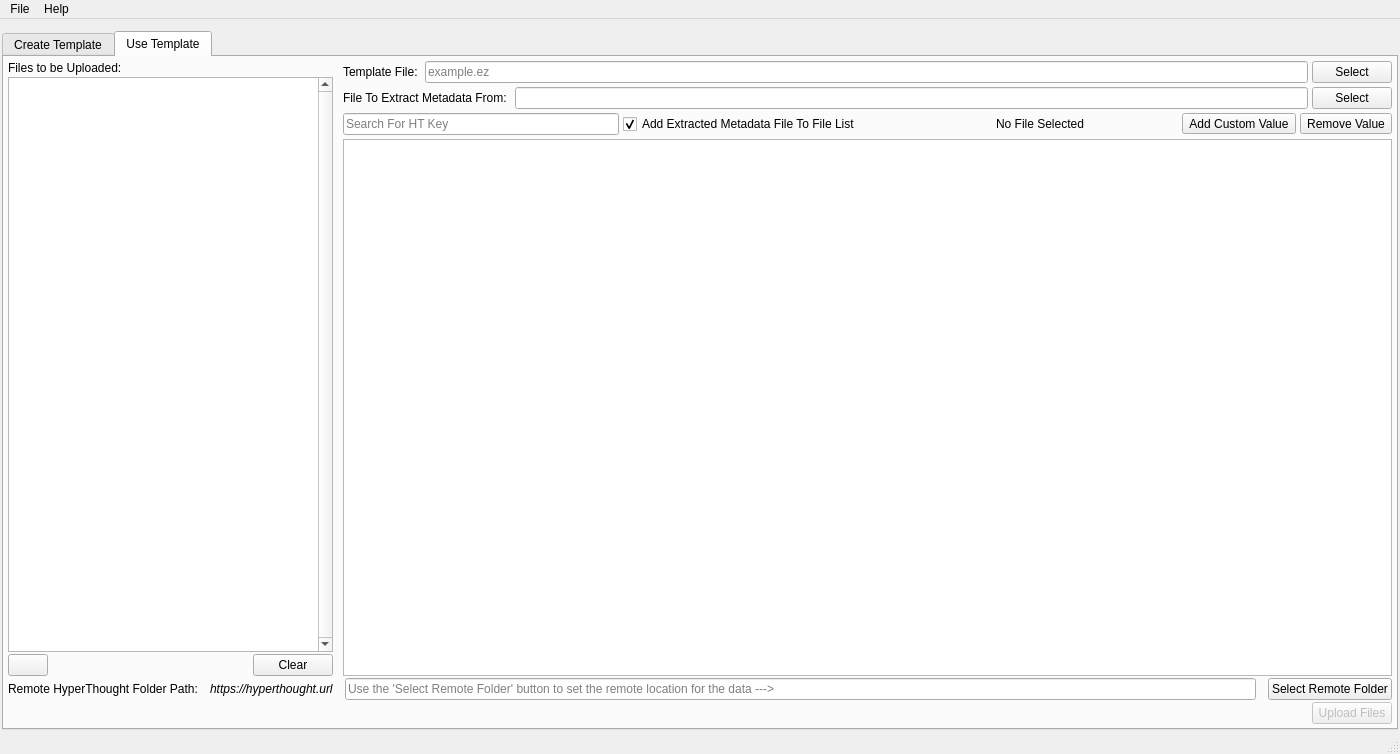
Above: mainwindow.ui from BlueQuartzSoftware/MetaForge before the change. Below: the same form after it.
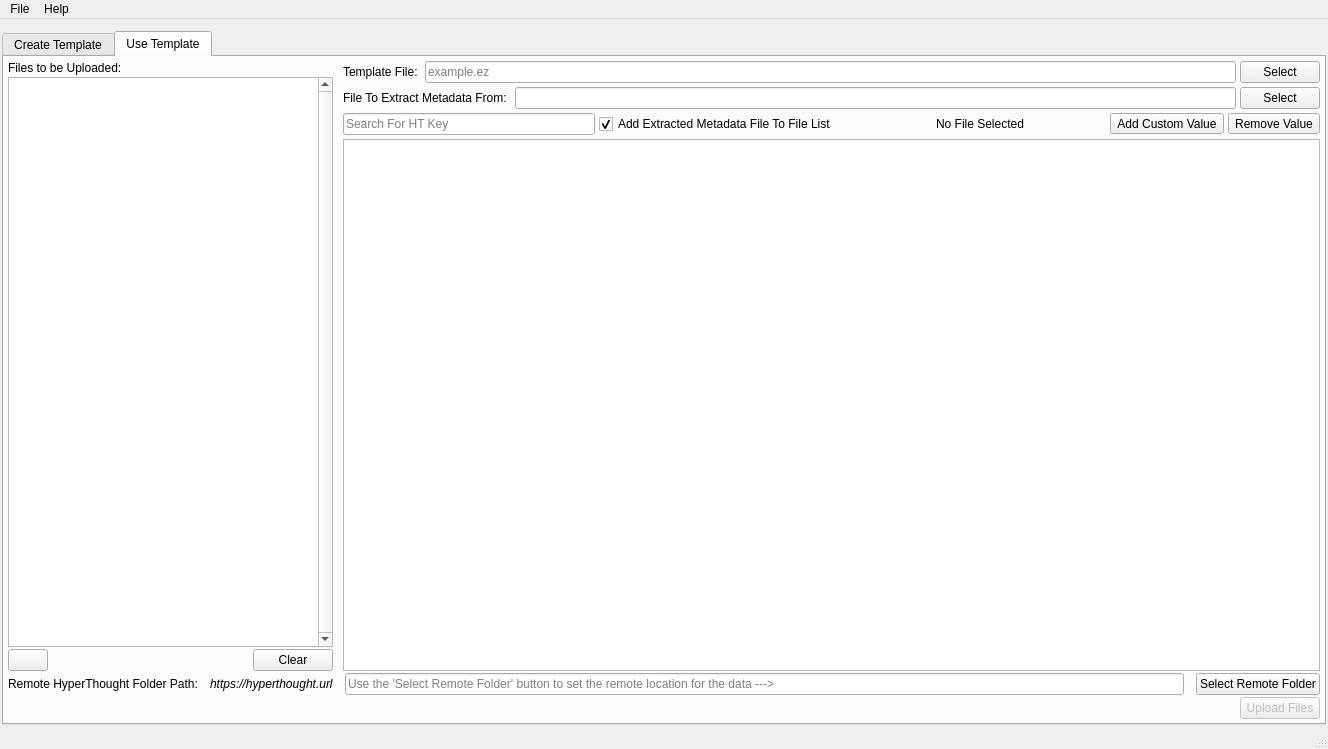
That is the form after the change. Icons and pictures are not drawn.

Commit message:
Add information through a table column when parsing issues for template values occur
updates #3

Patch:
```diff
--- a/mainwindow.ui
+++ b/mainwindow.ui
@@ -6,8 +6,8 @@
    <rect>
     <x>0</x>
     <y>0</y>
-    <width>1400</width>
-    <height>754</height>
+    <width>1328</width>
+    <height>749</height>
    </rect>
   </property>
   <property name="minimumSize">
@@ -814,7 +814,7 @@
     <rect>
      <x>0</x>
      <y>0</y>
-     <width>1400</width>
+     <width>1328</width>
      <height>22</height>
     </rect>
    </property>
```
The commit also changes 2 other files.
